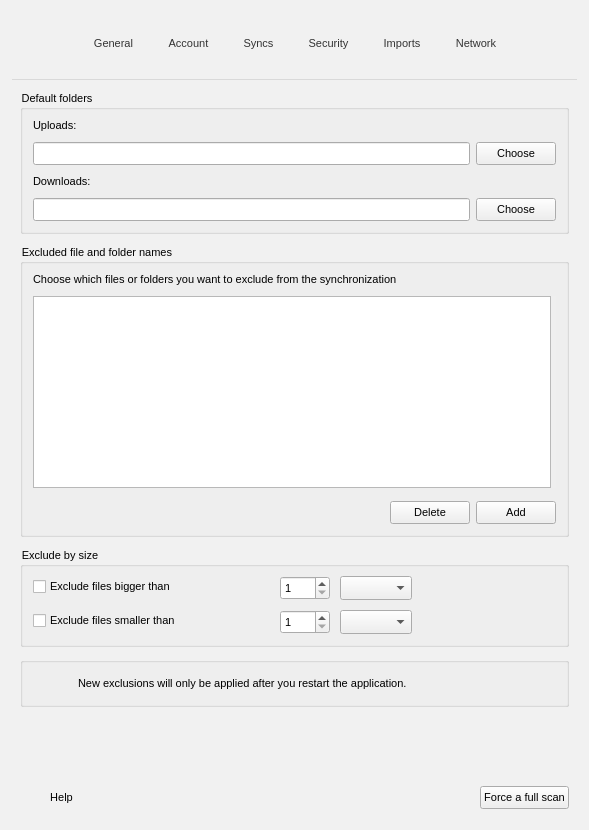
Above: src/MEGASync/gui/linux/SettingsDialog.ui from meganz/MEGAsync before the change. Below: the same form after it.
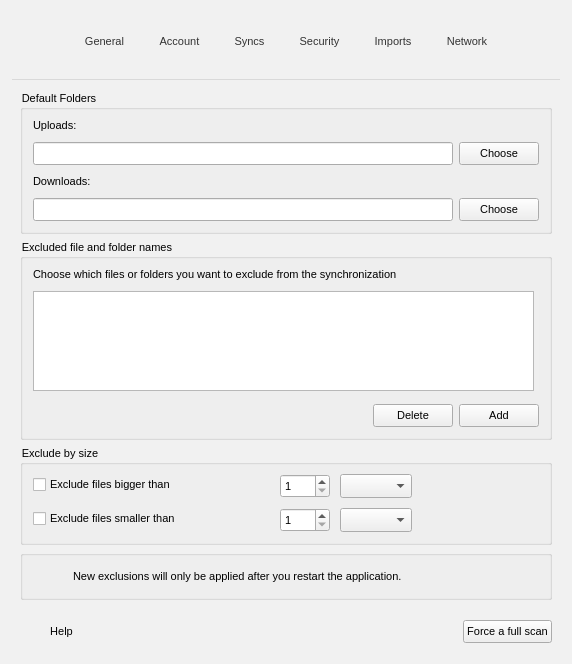
That is the form after the change. The open tabs and pages were chosen to show the change. Icons and pictures are not drawn. Custom widgets are drawn as their Qt base class.

Commit message:
Adjustments to reduce the overall height of Settings dialog
For Linux.

What changed in the file:
```diff
--- a/src/MEGASync/gui/linux/SettingsDialog.ui
+++ b/src/MEGASync/gui/linux/SettingsDialog.ui
@@ -9,8 +9,8 @@
    <rect>
     <x>0</x>
     <y>0</y>
-    <width>589</width>
-    <height>830</height>
+    <width>572</width>
+    <height>664</height>
    </rect>
   </property>
   <property name="contextMenuPolicy">
@@ -179,7 +179,7 @@
        <number>0</number>
       </property>
       <property name="topMargin">
-       <number>9</number>
+       <number>5</number>
       </property>
       <property name="rightMargin">
        <number>0</number>
@@ -2152,7 +2152,7 @@
      <widget class="QWidget" name="pImports">
       <layout class="QVBoxLayout" name="verticalLayout_6">
        <property name="spacing">
-        <number>10</number>
+        <number>5</number>
        </property>
        <property name="leftMargin">
         <number>20</number>
@@ -2175,7 +2175,7 @@
           </sizepolicy>
          </property>
          <property name="title">
-          <string>Default folders</string>
+          <string>Default Folders</string>
          </property>
          <property name="flat">
           <bool>false</bool>
@@ -2286,7 +2286,7 @@
             </layout>
            </widget>
           </item>
-          <item row="2" column="0">
+          <item row="2" column="0" colspan="2">
            <widget class="QLabel" name="lDownloadFolder">
             <property name="font">
              <font>
@@ -2421,7 +2421,7 @@
           <item>
            <widget class="QListWidget" name="lExcludedNames">
             <property name="sizePolicy">
-             <sizepolicy hsizetype="Expanding" vsizetype="MinimumExpanding">
+             <sizepolicy hsizetype="Expanding" vsizetype="Expanding">
               <horstretch>0</horstretch>
               <verstretch>0</verstretch>
              </sizepolicy>
@@ -2560,7 +2560,7 @@
           <property name="bottomMargin">
            <number>10</number>
           </property>
-          <item row="1" column="0">
+          <item row="0" column="0">
            <widget class="QCheckBox" name="cExcludeUpperThan">
             <property name="minimumSize">
              <size>
@@ -2579,7 +2579,7 @@
             </property>
            </widget>
           </item>
-          <item row="1" column="1">
+          <item row="0" column="1">
            <layout class="QHBoxLayout" name="horizontalLayout_8">
             <property name="spacing">
              <number>10</number>
@@ -2633,7 +2633,7 @@
             </item>
            </layout>
           </item>
-          <item row="2" column="0">
+          <item row="1" column="0">
            <widget class="QCheckBox" name="cExcludeLowerThan">
             <property name="minimumSize">
              <size>
@@ -2652,7 +2652,7 @@
             </property>
            </widget>
           </item>
-          <item row="2" column="1">
+          <item row="1" column="1">
            <layout class="QHBoxLayout" name="horizontalLayout_9">
             <property name="spacing">
              <number>10</number>
@@ -2711,15 +2711,12 @@
        </item>
        <item>
         <widget class="QGroupBox" name="gExcludedFilesInfo">
-         <property name="title">
-          <string/>
-         </property>
          <layout class="QHBoxLayout" name="gExcludedFilesInfoLayout">
           <property name="spacing">
            <number>6</number>
           </property>
           <property name="leftMargin">
-           <number>10</number>
+           <number>5</number>
           </property>
           <property name="topMargin">
            <number>10</number>
@@ -2732,9 +2729,6 @@
           </property>
           <item>
            <widget class="QPushButton" name="pWarningRestart">
-            <property name="text">
-             <string/>
-            </property>
             <property name="icon">
              <iconset resource="../Resources_linux.qrc">
               <normaloff>:/images/ic_sync_warning.png</normaloff>:/images/ic_sync_warning.png</iconset>
@@ -2769,22 +2763,6 @@
             </property>
            </widget>
           </item>
-          <item>
-           <spacer name="horizontalSpacer_15">
-            <property name="orientation">
-             <enum>Qt::Horizontal</enum>
-            </property>
-            <property name="sizeType">
-             <enum>QSizePolicy::Preferred</enum>
-            </property>
-            <property name="sizeHint" stdset="0">
-             <size>
-              <width>40</width>
-              <height>20</height>
-             </size>
-            </property>
-           </spacer>
-          </item>
          </layout>
         </widget>
        </item>
@@ -2991,6 +2969,19 @@
      </widget>
     </widget>
    </item>
+   <item>
+    <spacer name="verticalSpacer_2">
+     <property name="orientation">
+      <enum>Qt::Vertical</enum>
+     </property>
+     <property name="sizeHint" stdset="0">
+      <size>
+       <width>20</width>
+       <height>40</height>
+      </size>
+     </property>
+    </spacer>
+   </item>
    <item>
     <widget class="QWidget" name="wBottom" native="true">
      <property name="sizePolicy">
```
Left out of the diff: 76 changed lines with no effect on the pictures.
